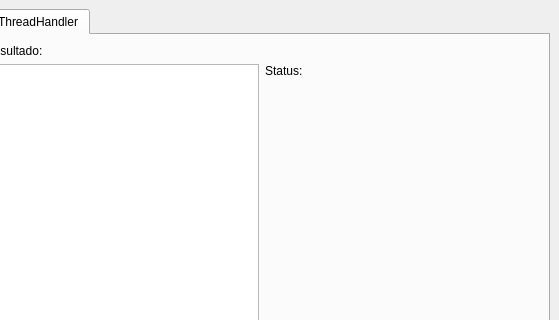
Above: ProjetoFinal/DetectorContracaoPython/mainwindow.ui from italogsfernandes/str-contraction-detector before the change; both pictures show x 121 to 680 and y 0 to 320 of the 680 by 442 pixel window. Below: the same form after it.
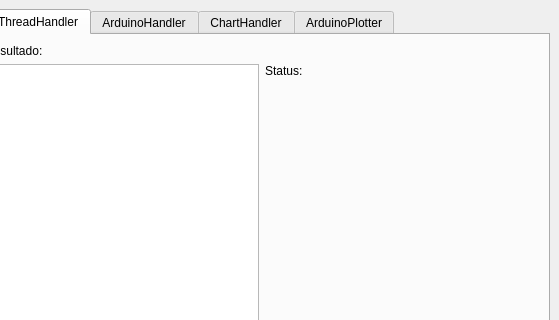
That is the form after the change. The open tabs and pages were chosen to show the change.

Commit message: trabalhando no arduino handler, cansei por hj

```diff
--- a/ProjetoFinal/DetectorContracaoPython/mainwindow.ui
+++ b/ProjetoFinal/DetectorContracaoPython/mainwindow.ui
@@ -233,6 +233,21 @@
           </item>
          </layout>
         </widget>
+        <widget class="QWidget" name="tab_4">
+         <attribute name="title">
+          <string>ArduinoHandler</string>
+         </attribute>
+        </widget>
+        <widget class="QWidget" name="tab_3">
+         <attribute name="title">
+          <string>ChartHandler</string>
+         </attribute>
+        </widget>
+        <widget class="QWidget" name="tab_5">
+         <attribute name="title">
+          <string>ArduinoPlotter</string>
+         </attribute>
+        </widget>
        </widget>
       </item>
      </layout>
```
Left out of the diff: 2 changed lines with no effect on the pictures. The commit also changes 4 other files.
